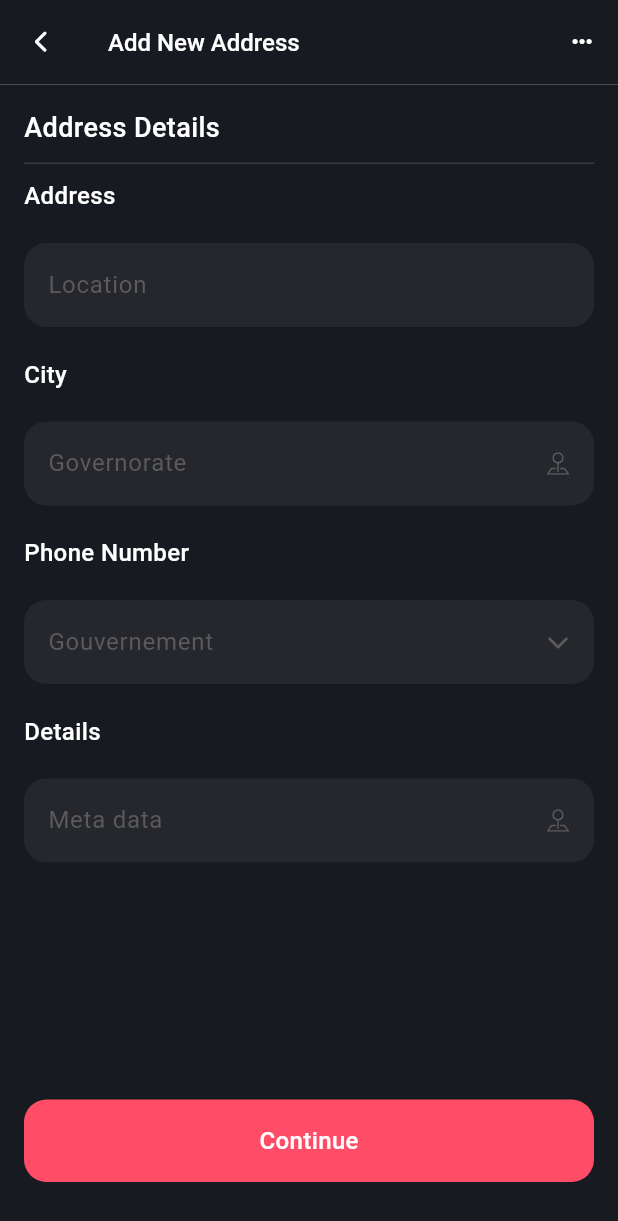
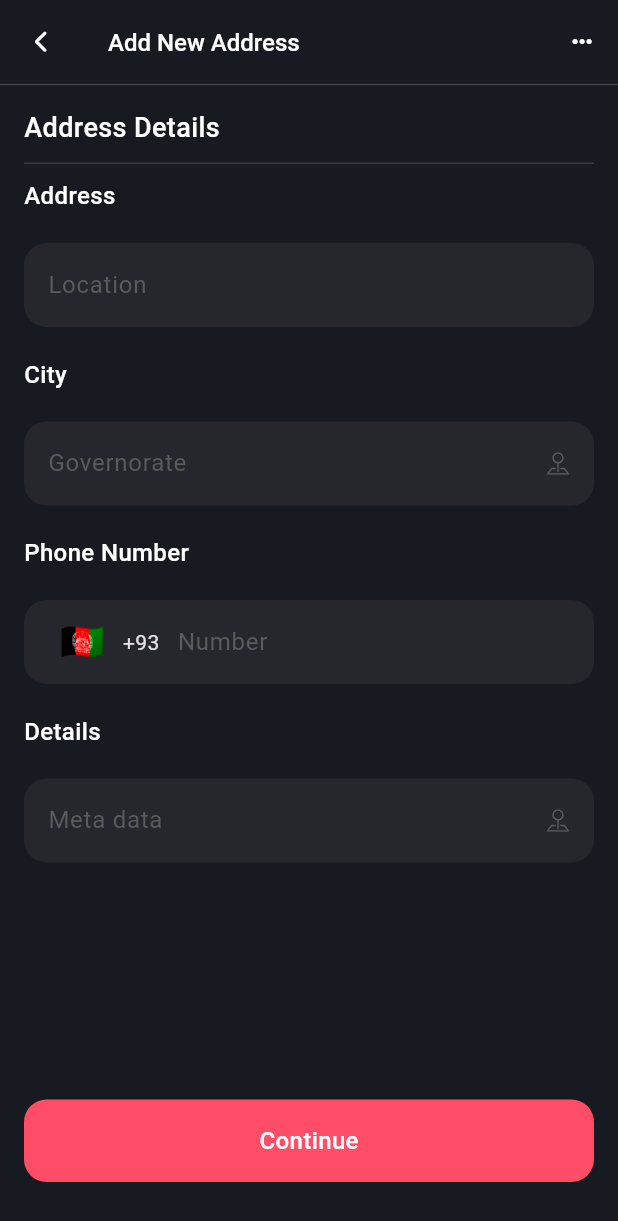
Before and after one commit to hafedh049/luxy, a Flutter app: the AddNewAddress screen opened directly, on a phone screen of 412 x 824 dp. Shown: the top 1221 px of the screen. Run offline on Flutter 3.47's test engine with Material 3 defaults, Android fonts, the phone set to English and light mode, and no system bars; drawn by our look-alikes of intl_phone_number_input; our stand-ins replace animated_toggle_switch, date_format, flutter_animate, fluttertoast, google_nav_bar, hive and 4 more; accounts and stored records are empty.

Commit message:
ModifiedM lib/views/add_new_address.dart MM lib/views/auth/address.dart

```diff
--- a/lib/views/add_new_address.dart
+++ b/lib/views/add_new_address.dart
@@ -1,5 +1,6 @@
 import 'package:flutter/material.dart';
 import 'package:icons_plus/icons_plus.dart';
+import 'package:intl_phone_number_input/intl_phone_number_input.dart';
 
 import '../utils/globals.dart';
 
@@ -140,14 +141,35 @@ class _AddNewAddressState extends State<AddNewAddress> {
                     const SizedBox(height: 20),
                     Container(
                       decoration: BoxDecoration(borderRadius: BorderRadius.circular(15), color: grey.withOpacity(.2)),
-                      child: const TextField(
-                        decoration: InputDecoration(
+                      child: InternationalPhoneNumberInput(
+                        selectorButtonOnErrorPadding: 4,
+                        spaceBetweenSelectorAndTextField: 0,
+                        selectorConfig: const SelectorConfig(
+                          leadingPadding: 16,
+                          selectorType: PhoneInputSelectorType.BOTTOM_SHEET,
+                          trailingSpace: false,
+                          useBottomSheetSafeArea: true,
+                          useEmoji: true,
+                          showFlags: true,
+                          setSelectorButtonAsPrefixIcon: true,
+                        ),
+                        autoValidateMode: AutovalidateMode.onUserInteraction,
+                        cursorColor: pink,
+                        errorMessage: "Wrong phone number format",
+                        hintText: "+216 23 566 502",
+                        searchBoxDecoration: const InputDecoration(
                           contentPadding: EdgeInsets.all(16),
                           border: InputBorder.none,
-                          hintText: "Gouvernement",
+                          hintText: "Choose your country",
                           hintStyle: TextStyle(color: grey),
-                          suffixIcon: Icon(FontAwesome.chevron_down_solid, size: 15, color: grey),
                         ),
+                        inputDecoration: const InputDecoration(
+                          contentPadding: EdgeInsets.all(16),
+                          border: InputBorder.none,
+                          hintText: "Number",
+                          hintStyle: TextStyle(color: grey),
+                        ),
+                        onInputChanged: (PhoneNumber value) {},
                       ),
                     ),
                     const SizedBox(height: 20),
```
Also changed, not shown: lib/views/auth/address.dart (+27 -2 lines).
